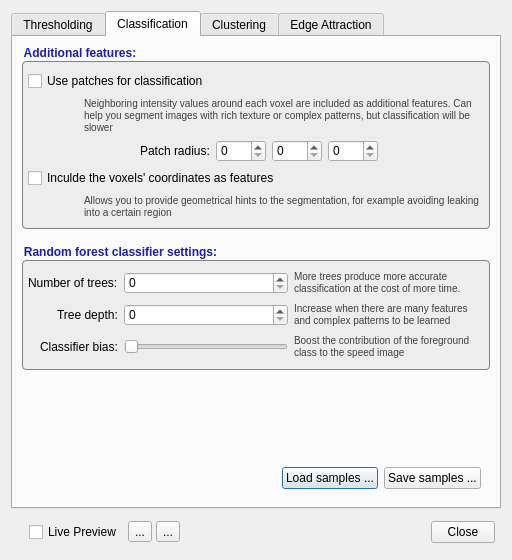
Before: the Qt Designer form GUI/Qt/Windows/SpeedImageDialog.ui in pyushkevich/itksnap, drawn with Qt 5.
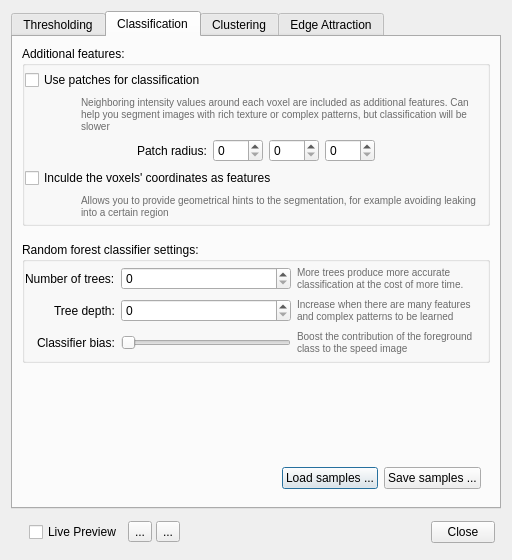
After: the same form once the commit is applied. The open tabs and pages were chosen to show the change. Icons and pictures are not drawn. Custom widgets are drawn as their Qt base class.

Commit message: Most of the GUI looks good in dark mode, what is left are the icons

The edit to the form file:
```diff
--- a/GUI/Qt/Windows/SpeedImageDialog.ui
+++ b/GUI/Qt/Windows/SpeedImageDialog.ui
@@ -23,19 +23,32 @@
   margin-top: 15px;
   font-weight: bold;
   font-size: 12px;
-  font-family: helvetica;
-  color: rgb(30,30,160);
-  background-color: rgb(237,237,237);
+  background-color: palette(midlight);
   padding: 5px;
-  border-radius: 4px;
-  border: 1px solid rgb(130,130,130);
+  border-radius: 2px;
+  border-width: 1px;
+  border-style: solid;
+  border-color: rgb(128,128,128);
 }
-QGroupBox:!enabled {
-  color: rgb(108,108,108);
-}
+
 QGroupBox::title {
   subcontrol-origin: 	margin;
   subcontrol-position: top left;
+}
+
+QGroupBox &gt; QGroupBox {
+  background-origin: content;
+  margin-top: 15px;
+  font-weight: normal;
+  font-size: 12px;
+  font-family: helvetica;
+  background-color: palette(midlight);
+  padding: 5px;
+  border-radius: 0px;
+  border-top: 1px solid rgb(128,128,128);
+  border-left: none;
+  border-right:none;
+  border-bottom:none;
 }</string>
   </property>
   <layout class="QVBoxLayout" name="verticalLayout">
@@ -545,7 +558,7 @@
               <widget class="QLabel" name="label_22">
                <property name="styleSheet">
                 <string notr="true">font-size:10px;
-color: rgb(64, 64, 64);</string>
+color: rgb(108,108,108);</string>
                </property>
                <property name="text">
                 <string>Allows you to provide geometrical hints to the segmentation, for example avoiding leaking into a certain region</string>
@@ -582,7 +595,7 @@
               <widget class="QLabel" name="label_21">
                <property name="styleSheet">
                 <string notr="true">font-size:10px;
-color: rgb(64, 64, 64);</string>
+color: rgb(108,108,108);</string>
                </property>
                <property name="text">
                 <string>Neighboring intensity values around each voxel are included as additional features. Can help you segment images with rich texture or complex patterns, but classification will be slower</string>
@@ -731,7 +744,7 @@
                </property>
                <property name="styleSheet">
                 <string notr="true">font-size:10px;
-color: rgb(64, 64, 64);</string>
+color: rgb(108,108,108);</string>
                </property>
                <property name="text">
                 <string>Boost the contribution of the foreground class to the speed image</string>
@@ -784,7 +797,7 @@
                </property>
                <property name="styleSheet">
                 <string notr="true">font-size:10px;
-color: rgb(64, 64, 64);</string>
+color: rgb(108,108,108);</string>
                </property>
                <property name="text">
                 <string>More trees produce more accurate classification at the cost of more time.</string>
@@ -837,7 +850,7 @@
                </property>
                <property name="styleSheet">
                 <string notr="true">font-size:10px;
-color: rgb(64, 64, 64);</string>
+color: rgb(108,108,108);</string>
                </property>
                <property name="text">
                 <string>Increase when there are many features and complex patterns to be learned</string>
@@ -1702,17 +1715,17 @@
   </layout>
  </widget>
  <customwidgets>
+  <customwidget>
+   <class>QDoubleSlider</class>
+   <extends>QSlider</extends>
+   <header>QDoubleSlider.h</header>
+  </customwidget>
   <customwidget>
    <class>QtVTKRenderWindowBox</class>
    <extends>QWidget</extends>
    <header location="global">QtVTKRenderWindowBox.h</header>
    <container>1</container>
   </customwidget>
-  <customwidget>
-   <class>QDoubleSlider</class>
-   <extends>QSlider</extends>
-   <header location="global">QDoubleSlider.h</header>
-  </customwidget>
   <customwidget>
    <class>QDoubleSliderWithEditor</class>
    <extends>QSlider</extends>
```
The commit also changes 12 other files.
